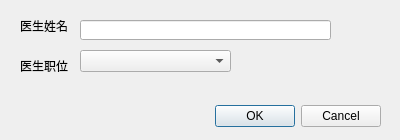
Above: AddDoctorDialog.ui from QZero233/QTHospitalManager before the change. Below: the same form after it.
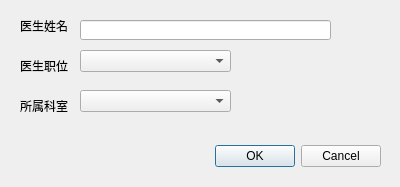
That is the form after the change.

The edit to the form file:
```diff
--- a/AddDoctorDialog.ui
+++ b/AddDoctorDialog.ui
@@ -7,7 +7,7 @@
     <x>0</x>
     <y>0</y>
     <width>400</width>
-    <height>140</height>
+    <height>187</height>
    </rect>
   </property>
   <property name="windowTitle">
@@ -17,7 +17,7 @@
    <property name="geometry">
     <rect>
      <x>40</x>
-     <y>100</y>
+     <y>140</y>
      <width>341</width>
      <height>32</height>
     </rect>
@@ -75,6 +75,29 @@
     </rect>
    </property>
   </widget>
+  <widget class="QLabel" name="label_3">
+   <property name="geometry">
+    <rect>
+     <x>20</x>
+     <y>100</y>
+     <width>54</width>
+     <height>12</height>
+    </rect>
+   </property>
+   <property name="text">
+    <string>所属科室</string>
+   </property>
+  </widget>
+  <widget class="QComboBox" name="comboBox_department">
+   <property name="geometry">
+    <rect>
+     <x>80</x>
+     <y>90</y>
+     <width>151</width>
+     <height>22</height>
+    </rect>
+   </property>
+  </widget>
  </widget>
  <resources/>
  <connections>
```
Left out of the diff: 2 changed lines with no effect on the pictures.
